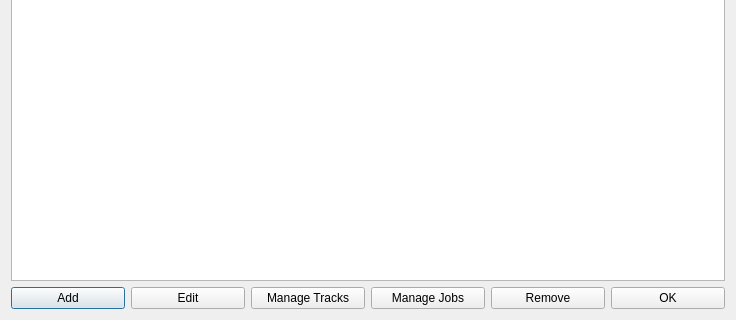
The window that libmonocleclient/managerecordingswindow.ui (lineCode/Client-2) describes before a commit, drawn with Qt 5; both pictures show x 0 to 736 and y 140 to 460 of the 736 by 460 pixel window.
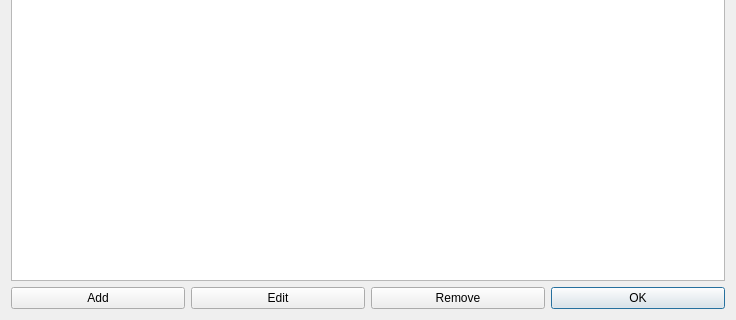
The same window after the commit.

Patch:
```diff
--- a/libmonocleclient/managerecordingswindow.ui
+++ b/libmonocleclient/managerecordingswindow.ui
@@ -26,6 +26,13 @@
    <string>Manage Recordings</string>
   </property>
   <layout class="QGridLayout" name="gridLayout">
+   <item row="1" column="3">
+    <widget class="QPushButton" name="buttonok">
+     <property name="text">
+      <string>OK</string>
+     </property>
+    </widget>
+   </item>
    <item row="1" column="0">
     <widget class="QPushButton" name="buttonadd">
      <property name="text">
@@ -33,7 +40,7 @@
      </property>
     </widget>
    </item>
-   <item row="0" column="0" colspan="6">
+   <item row="0" column="0" colspan="4">
     <widget class="QTableWidget" name="tablerecordings">
      <property name="editTriggers">
       <set>QAbstractItemView::NoEditTriggers</set>
@@ -77,34 +84,13 @@
      </property>
     </widget>
    </item>
-   <item row="1" column="5">
-    <widget class="QPushButton" name="buttonok">
-     <property name="text">
-      <string>OK</string>
-     </property>
-    </widget>
-   </item>
-   <item row="1" column="4">
+   <item row="1" column="2">
     <widget class="QPushButton" name="buttonremove">
      <property name="text">
       <string>Remove</string>
      </property>
     </widget>
    </item>
-   <item row="1" column="2">
-    <widget class="QPushButton" name="buttonmanagetracks">
-     <property name="text">
-      <string>Manage Tracks</string>
-     </property>
-    </widget>
-   </item>
-   <item row="1" column="3">
-    <widget class="QPushButton" name="buttonmanagerecordingjobs">
-     <property name="text">
-      <string>Manage Jobs</string>
-     </property>
-    </widget>
-   </item>
   </layout>
  </widget>
  <resources/>
```
